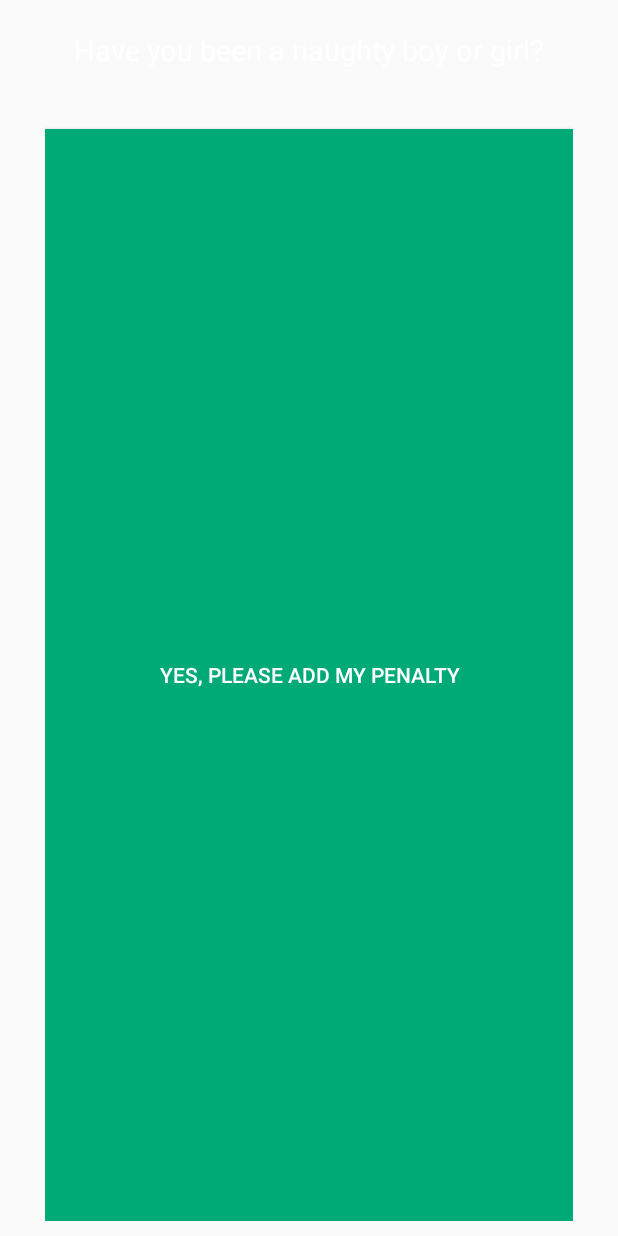
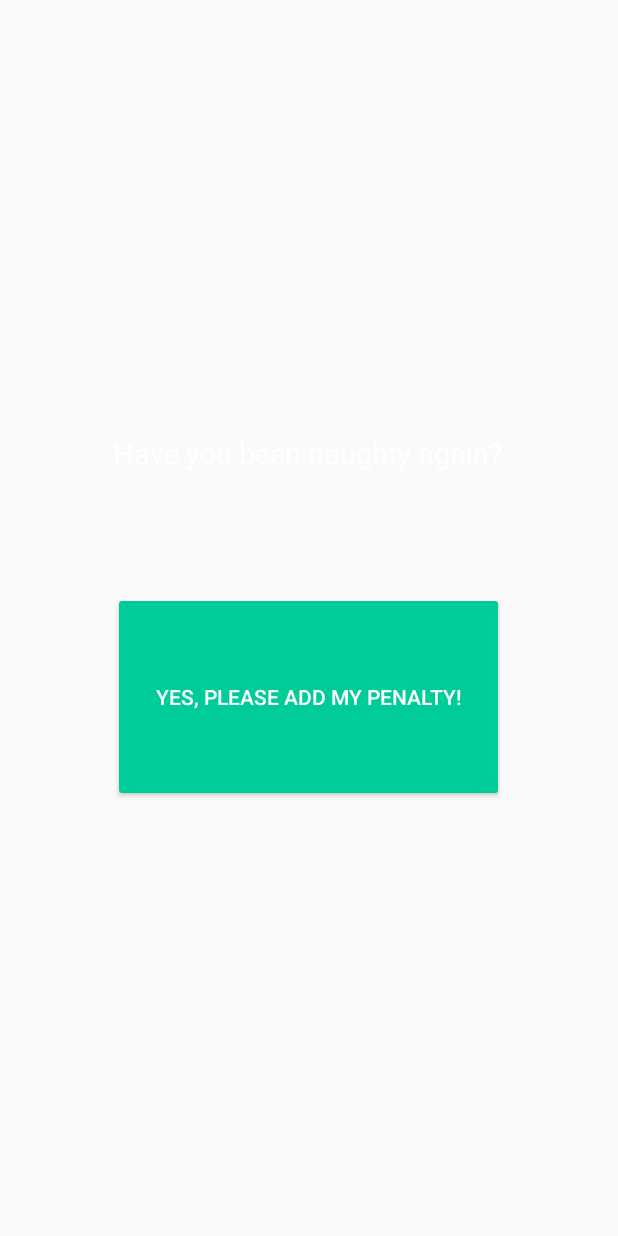
Before and after one commit to Querra/run-lazy-droid, an Android app: the layout fragment_penalty.xml on its own in the app's theme, with its tools: preview values and no code run, on a phone screen of 412 x 824 dp. Run offline under Robolectric (Android 15) with nearby library versions, the phone set to English and light mode, and no system bars.

Commit message:
Fixed graphics and layouts

```diff
--- a/app/build.gradle
+++ b/app/build.gradle
@@ -6,7 +6,7 @@ android {
     buildToolsVersion "24.0.2"
     defaultConfig {
         applicationId "de.querra.mobile.runlazydroid"
-        minSdkVersion 17
+        minSdkVersion 21
         targetSdkVersion 24
         versionCode 1
         versionName "1.0"
@@ -32,7 +32,7 @@ dependencies {
     compile 'com.android.support:support-v4:24.2.1'
 
     // facebook sdk
-    compile 'com.facebook.android:facebook-android-sdk:[4,5)'
+    compile 'com.facebook.android:facebook-android-sdk:4.+'
 
     // parcelable support
     compile 'org.parceler:parceler-api:1.1.5'
--- a/app/src/main/java/de/querra/mobile/runlazydroid/activities/LoginActivity.java
+++ b/app/src/main/java/de/querra/mobile/runlazydroid/activities/LoginActivity.java
@@ -24,6 +24,7 @@ public class LoginActivity extends AppCompatActivity {
         this.callbackManager = CallbackManager.Factory.create();
 
         setContentView(R.layout.activity_login);
+
         LoginButton loginButton = (LoginButton) findViewById(R.id.login_button);
         loginButton.setReadPermissions("public_profile");
 
--- a/app/src/main/java/de/querra/mobile/runlazydroid/activities/MainActivity.java
+++ b/app/src/main/java/de/querra/mobile/runlazydroid/activities/MainActivity.java
@@ -81,7 +81,8 @@ public class MainActivity extends AppCompatActivity
             navigationView.setCheckedItem(R.id.nav_overview);
         }
 
-        switchFragment(new OverviewFragment());
+        OverviewFragment overviewFragment = new OverviewFragment();
+        getFragmentManager().beginTransaction().replace(R.id.content_main, overviewFragment).commit();
     }
 
     private void initUser() {
--- a/app/src/main/res/layout/fragment_penalty.xml
+++ b/app/src/main/res/layout/fragment_penalty.xml
@@ -1,15 +1,16 @@
-<LinearLayout xmlns:android="http://schemas.android.com/apk/res/android"
+<RelativeLayout xmlns:android="http://schemas.android.com/apk/res/android"
     xmlns:tools="http://schemas.android.com/tools"
     android:layout_width="match_parent"
     android:layout_height="match_parent"
-    android:paddingTop="10dp"
-    android:paddingBottom="10dp"
-    android:paddingStart="30dp"
-    android:paddingEnd="30dp"
     android:gravity="center_horizontal"
     android:orientation="vertical"
     tools:context="de.querra.mobile.runlazydroid.fragments.PenaltyFragment">
 
+    <LinearLayout
+        android:layout_width="wrap_content"
+        android:layout_height="wrap_content"
+        android:layout_centerInParent="true"
+        android:orientation="vertical">
     <TextView
         android:id="@+id/fragment_penalty__title"
         android:layout_width="match_parent"
@@ -17,20 +18,18 @@
         android:gravity="center"
         android:textColor="#FFF"
         android:textSize="19sp"
-        android:layout_marginTop="10dp"
-        android:layout_marginBottom="20dp"
-        android:text="Have you been a naughty boy or girl?"/>
+        android:layout_marginBottom="60dp"
+        android:text="@string/been_naughty"/>
 
 
     <android.support.v7.widget.AppCompatButton
         android:id="@+id/fragment_penalty__submit"
-        android:layout_alignParentBottom="true"
         android:layout_width="match_parent"
-        android:layout_height="0dp"
-        android:layout_weight="1"
-        android:background="@color/colorButton"
+        android:layout_height="140dp"
+        android:paddingStart="20dp"
+        android:paddingEnd="20dp"
         android:textColor="#FFF"
-        android:text="Yes, Please add my Penalty"
+        android:text="@string/yes_please"
         android:layout_marginTop="20dp"/>
-
-</LinearLayout>
+    </LinearLayout>
+</RelativeLayout>
--- a/app/src/main/res/layout/nav_header_main.xml
+++ b/app/src/main/res/layout/nav_header_main.xml
@@ -57,7 +57,7 @@
         android:layout_margin="-10dp"
         app:cpb_background_progressbar_color="#CCC"
         app:cpb_background_progressbar_width="5dp"
-        app:cpb_progressbar_color="@color/colorAccent"
+        app:cpb_progressbar_color="@color/colorSecondary"
         app:cpb_progressbar_width="8dp" />
 
     <LinearLayout
--- a/app/src/main/res/values-v21/styles.xml
+++ b/app/src/main/res/values-v21/styles.xml
@@ -3,7 +3,6 @@
     <style name="AppTheme.NoActionBar">
         <item name="windowActionBar">false</item>
         <item name="windowNoTitle">true</item>
-        <item name="android:windowDrawsSystemBarBackgrounds">true</item>
-        <item name="android:statusBarColor">@android:color/transparent</item>
+        <item name="android:colorButtonNormal">@color/colorSecondary</item>
     </style>
 </resources>
--- a/app/src/main/res/values/colors.xml
+++ b/app/src/main/res/values/colors.xml
@@ -2,6 +2,9 @@
 <resources>
     <color name="colorPrimary">#3F51B5</color>
     <color name="colorPrimaryDark">#303F9F</color>
-    <color name="colorAccent">#0C9</color>
-    <color name="colorButton">#0A7</color>
+    <color name="colorSecondary">#0C9</color>
+    <color name="colorSecondaryDark">#0A7</color>
+    <color name="white">#FFF</color>
+    <color name="black">#000</color>
+    <color name="black_alpha">#A000</color>
 </resources>
--- a/app/src/main/res/values/strings.xml
+++ b/app/src/main/res/values/strings.xml
@@ -33,4 +33,11 @@
     <string name="delete">Delete</string>
     <string name="delete_entry_query">Do you really want to delete this entry?</string>
     <string name="cancel">Cancel</string>
+    <string name="been_naughty">Have you been naughty again?</string>
+    <string name="yes_please">Yes, Please add my Penalty!</string>
+    <string name="add_running_data">Add Running Data</string>
+    <string name="distance">Distance</string>
+    <string name="time">Time</string>
+    <string name="track_type">Track type</string>
+    <string name="add_entry">Add Entry</string>
 </resources>
--- a/app/src/main/res/values/styles.xml
+++ b/app/src/main/res/values/styles.xml
@@ -5,7 +5,8 @@
         <!-- Customize your theme here. -->
         <item name="colorPrimary">@color/colorPrimary</item>
         <item name="colorPrimaryDark">@color/colorPrimaryDark</item>
-        <item name="colorAccent">@color/colorAccent</item>
+        <item name="colorAccent">@color/colorSecondary</item>
+        <item name="colorButtonNormal">@color/colorSecondary</item>
     </style>
 
     <style name="AppTheme.NoActionBar">
```
Also changed, not shown: app/src/main/AndroidManifest.xml (+8 -7 lines), app/src/main/java/de/querra/mobile/runlazydroid/fragments/SettingsFragment.java (+13 -0 lines), app/src/main/res/layout/activity_login.xml (+11 -14 lines), app/src/main/res/layout/activity_start.xml (+5 -8 lines), app/src/main/res/layout/fragment_running_data.xml (+11 -9 lines), 1 other file.
